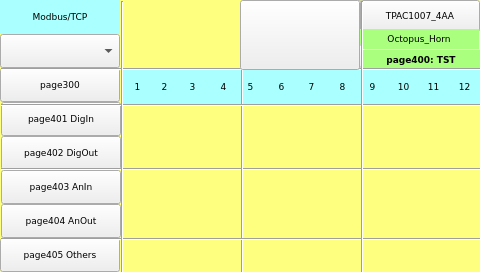
Before: the Qt Designer form TPAC1007_04_AA/Octopus_Horn/page400.ui in MECTsrl/mect_apps, drawn with Qt 5.
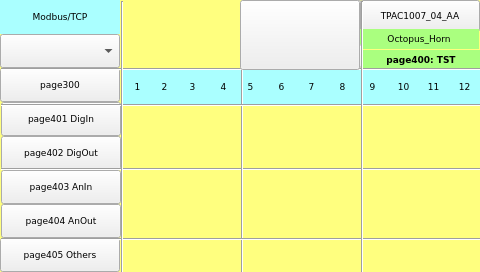
After: the same form once the commit is applied. Custom widgets are drawn as their Qt base class.

Commit message: TPAC1007_04_AA/Octopus_Horn: hmi review

Diff of the .ui file:
```diff
--- a/TPAC1007_04_AA/Octopus_Horn/page400.ui
+++ b/TPAC1007_04_AA/Octopus_Horn/page400.ui
@@ -1256,7 +1256,7 @@
 </color>
 </property>
 <property name="text">
-<string>TPAC1007_4AA</string>
+    <string>TPAC1007_04_AA</string>
 </property>
 <property name="pressText">
 <string>TPAC1007_4AA</string>
```
Left out of the diff: 82 changed lines with no effect on the pictures. Lines whose indentation alone changed are shown as unchanged. The commit also changes 9 other files.
